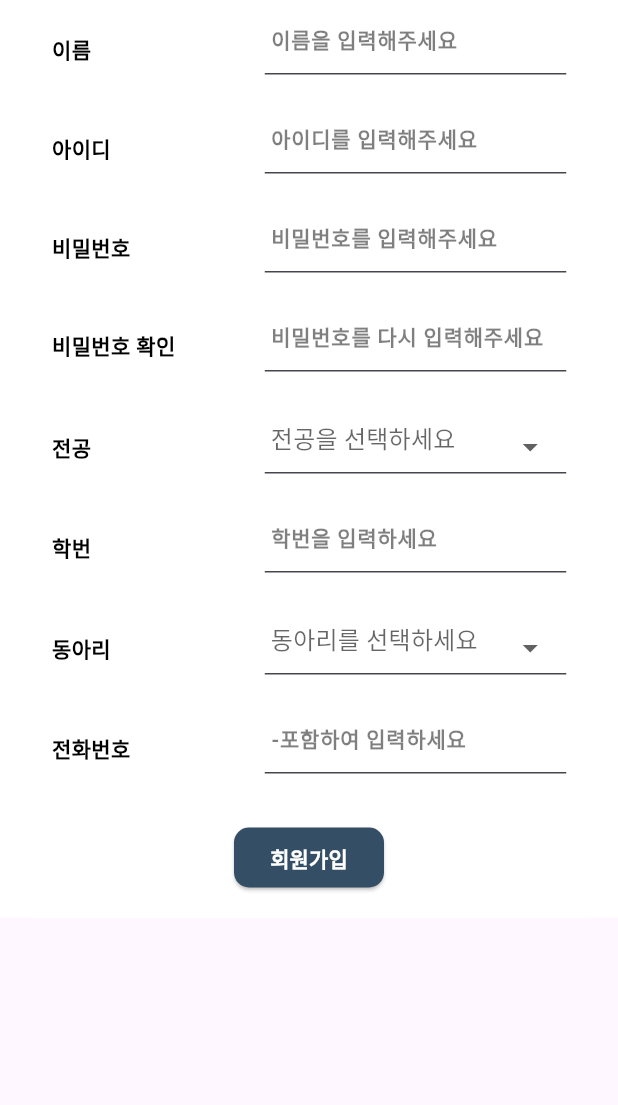
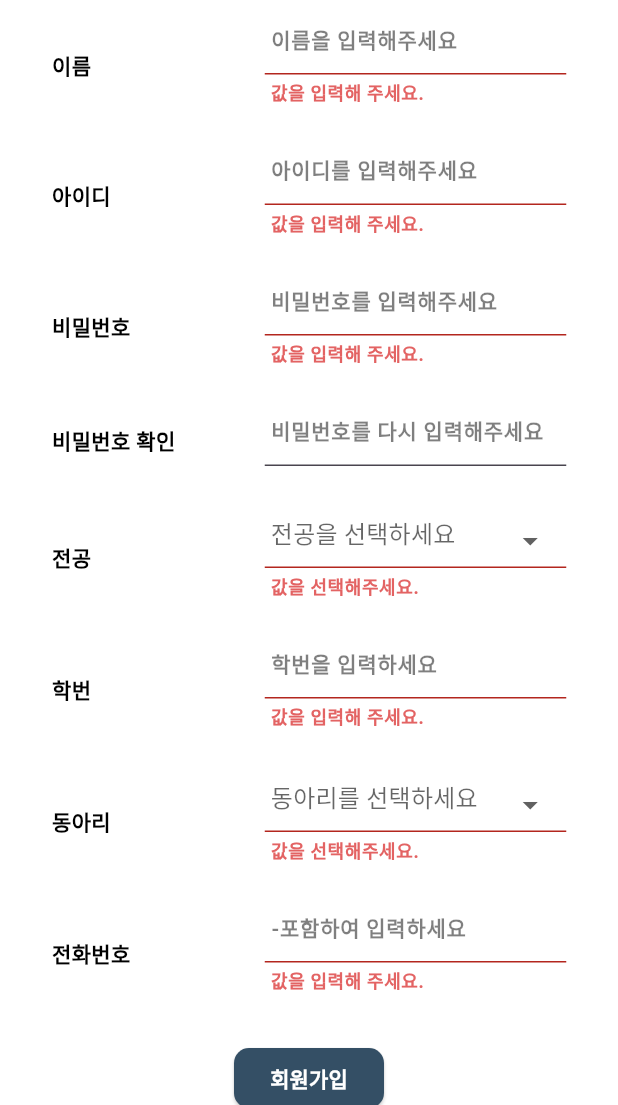
Before and after one commit to kumoh42/futsal-client-front, a Flutter app: the SignupView screen opened directly, after a tap on "회원가입", on a phone screen of 412 x 824 dp, the part 131-1236 px from its top. Run offline on Flutter 3.47's test engine with Material 3 defaults, Android fonts, the phone set to English and light mode, and no system bars; our stand-ins replace dio, flutter_riverpod, flutter_screenutil, flutter_secure_storage, go_router, retrofit and 1 more; missing offline and left inert: universal_html; accounts and stored records are empty; generated files the repository leaves out were written again; network calls fail; statements that could not run were skipped.

Commit message:
[feat] validation구현 완료

```diff
--- a/futsal_client_front/lib/common/component/custom_text_form_field_signup.dart
+++ b/futsal_client_front/lib/common/component/custom_text_form_field_signup.dart
@@ -5,7 +5,7 @@ import 'package:flutter_client_front/common/styles/sizes.dart';
 import 'package:flutter_client_front/common/styles/text_styles.dart';
 import 'package:flutter_screenutil/flutter_screenutil.dart';
 
-class CustomTextFormFieldSignup extends StatelessWidget {
+class CustomTextFormFieldSignup extends StatefulWidget {
   final String? labelText;
   final String? hintText;
   final IconData? prefixIcon;
@@ -32,50 +32,65 @@ class CustomTextFormFieldSignup extends StatelessWidget {
   }
 
   @override
+  _CustomTextFormFieldSignupState createState() =>
+      _CustomTextFormFieldSignupState();
+}
+
+class _CustomTextFormFieldSignupState extends State<CustomTextFormFieldSignup> {
+  String? _errorMessage;
+
+  @override
   Widget build(BuildContext context) {
     final fontSize = ResponsiveData.kIsMobile
         ? ResponsiveSize.M(kWTextLargeSize)
         : kWTextMiddleSize;
     return Container(
       decoration: BoxDecoration(
-        color: backgroundColor ?? kBackgroundMainColor,
+        color: widget.backgroundColor ?? kBackgroundMainColor,
       ),
-      child: Row( // 가로로 배치하기 위해 Row 위젯 사용
+      child: Row(
         crossAxisAlignment: CrossAxisAlignment.center,
         children: [
-          if (prefixIcon != null)
+          if (widget.prefixIcon != null)
             Icon(
-              prefixIcon,
+              widget.prefixIcon,
               size: kWIconSmallSize,
               color: kSubColor,
             ),
-          if (prefixIcon != null) const SizedBox(width: kWPaddingSmallSize),
-          if (labelText != null)
-            Container( // label text를 컨테이너로 감싸서 가운데 정렬
-              width: 130, // label text의 고정된 너비
+          if (widget.prefixIcon != null) const SizedBox(width: kWPaddingSmallSize),
+          if (widget.labelText != null)
+            Container(
+              width: 130,
               child: Text(
-                labelText!,
+                widget.labelText!,
                 style: kTextMainStyle.copyWith(fontSize: fontSize),
               ),
             ),
-          SizedBox(width: contentPadding),
-          Expanded( // TextFormField가 남은 공간을 채우도록 확장
+          SizedBox(width: widget.contentPadding),
+          Expanded(
             child: TextFormField(
-              controller: controller,
-              validator: validator,
+              controller: widget.controller,
+              validator: (value) {
+                setState(() {
+                  _errorMessage = widget.validator!(value);
+                });
+                return null;
+              },
               cursorColor: kTextMainColor,
-              keyboardType: keyboardType,
-              obscureText: keyboardType == TextInputType.visiblePassword,
-              style: textStyle ?? kTextMainStyle.copyWith(fontSize: fontSize),
+              keyboardType: widget.keyboardType,
+              obscureText: widget.keyboardType == TextInputType.visiblePassword,
+              style: widget.textStyle ??
+                  kTextMainStyle.copyWith(fontSize: fontSize),
               inputFormatters: [
-                FilteringTextInputFormatter.deny(RegExp(r'\s')), // 공백 입력 방지
+                FilteringTextInputFormatter.deny(RegExp(r'\s')),
               ],
               decoration: InputDecoration(
+                errorText: _errorMessage,
                 isDense: true,
-                contentPadding: EdgeInsets.only(bottom: contentPadding),
-                hintText: hintText,
+                contentPadding: EdgeInsets.only(bottom: widget.contentPadding),
+                hintText: widget.hintText,
                 border: UnderlineInputBorder(borderSide: BorderSide(width: 1.0.w)),
-                hintStyle: textStyle?.copyWith(
+                hintStyle: widget.textStyle?.copyWith(
                   color: kTextMainColor.withOpacity(0.5),
                 ) ??
                     kTextMainStyle.copyWith(
@@ -83,7 +98,10 @@ class CustomTextFormFieldSignup extends StatelessWidget {
                       color: kTextMainColor.withOpacity(0.5),
                     ),
                 filled: true,
-                fillColor: backgroundColor ?? kBackgroundMainColor,
+                fillColor: widget.backgroundColor ?? kBackgroundMainColor,
+                errorStyle: kTextMainStyle.copyWith(
+                  color: kPointColor, // 에러 텍스트의 색상을 설정
+                ),
               ),
             ),
           ),
--- a/futsal_client_front/lib/common/component/custum_dropdownbutton_form_feld.dart
+++ b/futsal_client_front/lib/common/component/custum_dropdownbutton_form_feld.dart
@@ -1,16 +1,15 @@
 import 'package:flutter/material.dart';
-import 'package:flutter/services.dart';
 import 'package:flutter_client_front/common/styles/colors.dart';
 import 'package:flutter_client_front/common/styles/sizes.dart';
-import 'package:flutter_client_front/common/styles/text_styles.dart';
 import 'package:flutter_client_front/signup/controller/member_controller.dart';
 import 'package:flutter_screenutil/flutter_screenutil.dart';
 
-class CustomDropDownButtonFormField extends StatelessWidget {
+import '../styles/text_styles.dart';
+
+class CustomDropDownButtonFormField extends StatefulWidget {
   final String labelText;
   final String? hintText;
   final IconData? prefixIcon;
-  final TextInputType keyboardType;
   final String? Function(String?)? validator;
   final TextEditingController? controller;
   final TextStyle? textStyle;
@@ -20,12 +19,11 @@ class CustomDropDownButtonFormField extends StatelessWidget {
   final MemberController memberController;
   final int value;
 
-  CustomDropDownButtonFormField(
-      {Key? key,
+  CustomDropDownButtonFormField({
+    Key? key,
     required this.labelText,
     this.hintText,
     this.prefixIcon,
-      this.keyboardType = TextInputType.text,
     this.validator,
     this.controller,
     this.textStyle,
@@ -33,9 +31,25 @@ class CustomDropDownButtonFormField extends StatelessWidget {
     this.backgroundColor,
     this.list,
     required this.memberController,
-      required this.value})
-      : super(key: key) {
-    this.contentPadding = contentPadding ?? kWPaddingMiddleSize;
+    required this.value,
+  })   : contentPadding = contentPadding ?? kWPaddingMiddleSize,
+        super(key: key);
+
+  @override
+  _CustomDropDownButtonFormFieldState createState() =>
+      _CustomDropDownButtonFormFieldState();
+}
+
+class _CustomDropDownButtonFormFieldState
+    extends State<CustomDropDownButtonFormField> {
+  String? _selectedValue;
+
+  @override
+  void initState() {
+    super.initState();
+    _selectedValue = widget.value == 1
+        ? widget.memberController.selectedMajor
+        : widget.memberController.selectedCircle;
   }
 
   @override
@@ -45,62 +59,71 @@ class CustomDropDownButtonFormField extends StatelessWidget {
         : kWTextMiddleSize;
     return Container(
       decoration: BoxDecoration(
-        color: backgroundColor ?? kBackgroundMainColor,
+        color: widget.backgroundColor ?? kBackgroundMainColor,
       ),
       child: Row(
-        // 가로로 배치하기 위해 Row 위젯 사용
         crossAxisAlignment: CrossAxisAlignment.center,
         children: [
-          if (prefixIcon != null)
+          if (widget.prefixIcon != null)
             Icon(
-              prefixIcon,
+              widget.prefixIcon,
               size: kWIconSmallSize,
               color: kSubColor,
             ),
-          if (prefixIcon != null) const SizedBox(width: kWPaddingSmallSize),
+          if (widget.prefixIcon != null)
+            const SizedBox(width: kWPaddingSmallSize),
           Container(
-            // label text를 컨테이너로 감싸서 가운데 정렬
-            width: 130, // label text의 고정된 너비
+            width: 130,
             child: Text(
-              labelText!,
+              widget.labelText,
               style: kTextMainStyle.copyWith(fontSize: fontSize),
             ),
           ),
-          SizedBox(width: contentPadding),
+          SizedBox(width: widget.contentPadding),
           Expanded(
             child: DropdownButtonFormField<String>(
               decoration: InputDecoration(
-                hintText: hintText,
+                hintText: widget.hintText,
                 isDense: true,
-                // TextFormField와 같이 밀집된 모양으로 만들기 위해 추가
-                contentPadding: EdgeInsets.only(bottom: contentPadding),
-                // TextFormField와 같은 패딩 설정
-                border:
-                    UnderlineInputBorder(borderSide: BorderSide(width: 1.0.w)),
-                // TextFormField와 같은 border 설정
-                hintStyle: textStyle?.copyWith(
+                contentPadding: EdgeInsets.only(bottom: widget.contentPadding),
+                border: UnderlineInputBorder(
+                  borderSide: BorderSide(width: 1.0.w),
+                ),
+                hintStyle: widget.textStyle?.copyWith(
                   color: kTextMainColor.withOpacity(0.5),
                 ) ??
                     kTextMainStyle.copyWith(
                       fontSize: fontSize,
                       color: kTextMainColor.withOpacity(0.5),
                     ),
-                // TextFormField와 같은 hintStyle 설정
                 filled: true,
-                // TextFormField와 같이 배경색 채우기
-                fillColor: backgroundColor ??
-                    kBackgroundMainColor, // TextFormField와 같은 배경색 설정
+                fillColor: widget.backgroundColor ?? kBackgroundMainColor,
+                errorStyle: kTextMainStyle.copyWith(
+                  color: kPointColor, // 에러 텍스트의 색상을 설정
                 ),
-              value: value == 1 ? memberController.selectedMajor : memberController.selectedCircle,
+              ),
+              value: _selectedValue,
               onChanged: (String? newValue) {
-                value == 1 ? memberController.selectedMajor = newValue!: memberController.selectedCircle = newValue!;
+                setState(() {
+                  _selectedValue = newValue;
+                  widget.value == 1
+                      ? widget.memberController.selectedMajor = newValue
+                      : widget.memberController.selectedCircle = newValue;
+                });
               },
-              items: list?.keys.map<DropdownMenuItem<String>>((String value) {
+              items: widget.list?.keys
+                  .map<DropdownMenuItem<String>>((String value) {
                 return DropdownMenuItem<String>(
                   value: value,
                   child: Text(value),
                 );
               }).toList(),
+              validator: (value) {
+                if (value == null || value.isEmpty) {
+                  return '값을 선택해주세요.';
+                }
+                return null;
+              },
             ),
           ),
         ],
--- a/futsal_client_front/lib/common/utils/validation_util.dart
+++ b/futsal_client_front/lib/common/utils/validation_util.dart
@@ -1,3 +1,5 @@
+import 'package:flutter_client_front/signup/controller/member_controller.dart';
+
 final RegExp passwordRegex =
     RegExp(r'^(?=.*[a-zA-Z])(?=.*[!@#$%^&*])(?=.*[0-9])\S{8,20}$');
 
@@ -10,8 +12,22 @@ String? validatePassword(String? value) {
     // 공백 입력은 TextFormField에서 막았으므로, Empty인 경우는 입력을 하지 않았을 때 밖에 없음
     return "값을 입력해 주세요.";
   } else if (!passwordRegex.hasMatch(value)) {
+    return "8 ~ 20자 사이로, 최소한 하나의 알파벳, 특수 문자 및 숫자를 포함해주세요.";
+  } else {
+    return null;
+  }
+}
+
+String? validatePasswordCheck(String? value) {
+  final controller = memberControllerProvider;
+  if (value == null) return null;
+  if (value.isEmpty) {
+    // 공백 입력은 TextFormField에서 막았으므로, Empty인 경우는 입력을 하지 않았을 때 밖에 없음
+    return "값을 입력해 주세요.";
+  } else if (!passwordRegex.hasMatch(value)) {
     return "비밀번호 양식이 옳지 않습니다.";
-  } else {
+  }
+  else {
     return null;
   }
 }
@@ -29,7 +45,6 @@ String? validateEmail(String? value) {
 }
 
 String? validateId(String? value) {
-  print('유효성');
   if (value == null) return null;
   if (value.isEmpty) {
     return "값을 입력해 주세요.";
@@ -48,10 +63,8 @@ String? validateMessage(String? value) {
 }
 
 String? validateNumeric(String? value) {
-  print('유효성');
   if (value == null) return null;
   if (value.isEmpty) {
-    print('값 입력');
     return "값을 입력해 주세요.";
   } else if (!RegExp(r'^[0-9]+$').hasMatch(value)) { print('숫자만 입력');
     return "숫자만 입력해 주세요.";
--- a/futsal_client_front/lib/signup/view/singup_view.dart
+++ b/futsal_client_front/lib/signup/view/singup_view.dart
@@ -20,6 +20,8 @@ class SignupView extends ConsumerStatefulWidget {
 }
 
 class _SignupViewState extends ConsumerState<SignupView> {
+  final GlobalKey<FormState> _formKey = GlobalKey<FormState>();
+
   @override
   Widget build(BuildContext context) {
     final memberController = ref.watch(memberControllerProvider);
@@ -47,7 +49,7 @@ class _SignupViewState extends ConsumerState<SignupView> {
                       : kWPaddingXLargeSize,
                 ).copyWith(top: 0),
                 child: Form(
-                  //key: ,
+                  key: _formKey, // GlobalKey 설정
                   child: Column(
                     mainAxisAlignment: MainAxisAlignment.center,
                     children: [
@@ -80,7 +82,12 @@ class _SignupViewState extends ConsumerState<SignupView> {
                         hintText: '비밀번호를 다시 입력해주세요',
                         keyboardType: TextInputType.visiblePassword,
                         controller: memberController.passwordCheckTextController,
-                        validator: validatePassword,
+                        validator: (value) {
+                          if (value != memberController.passwordTextController.text) {
+                            return "비밀번호가 일치하지 않습니다.";
+                          }
+                          return null;
+                        }
                       ),
                       const SizedBox(height: kWPaddingXLargeSize),
                       CustomDropDownButtonFormField(memberController: memberController,
@@ -112,7 +119,11 @@ class _SignupViewState extends ConsumerState<SignupView> {
                       ),
                       const SizedBox(height: kWPaddingXLargeSize),
                       ElevatedButton(
-                        onPressed: memberController.signup,
+                        onPressed: () {
+                          if (_formKey.currentState!.validate()) {
+                            memberController.signup();
+                          }
+                        },
                         style: ElevatedButton.styleFrom(
                           backgroundColor: kMainColor,
                           minimumSize: Size(
```
Lines whose indentation alone changed are shown as unchanged.
